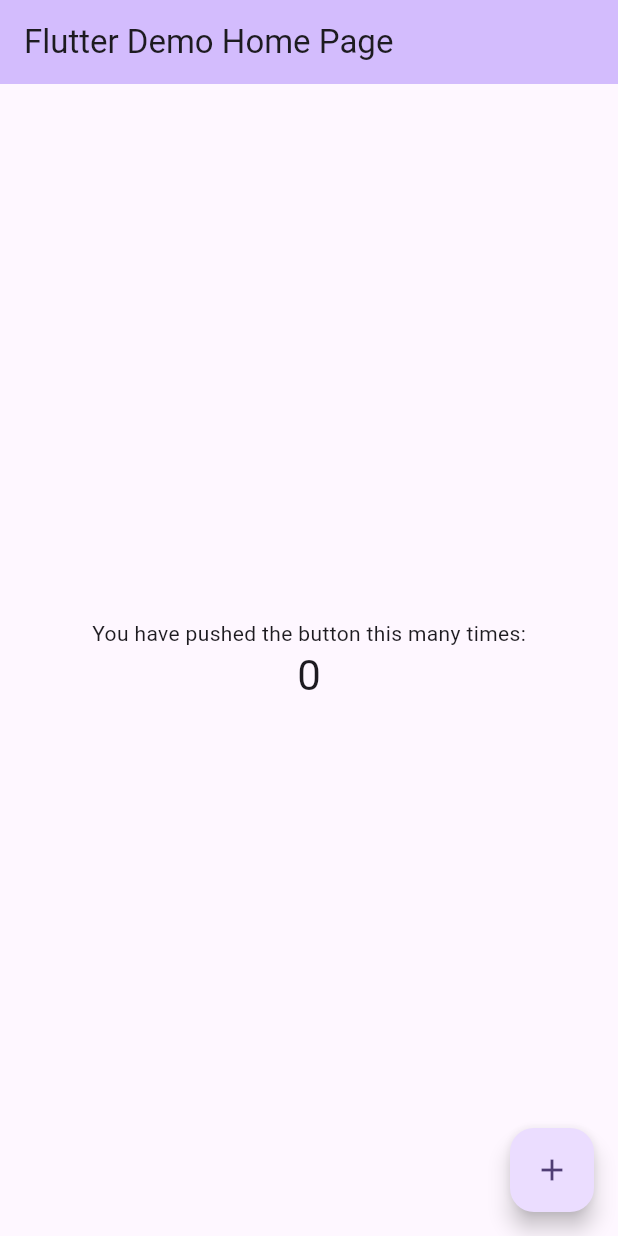
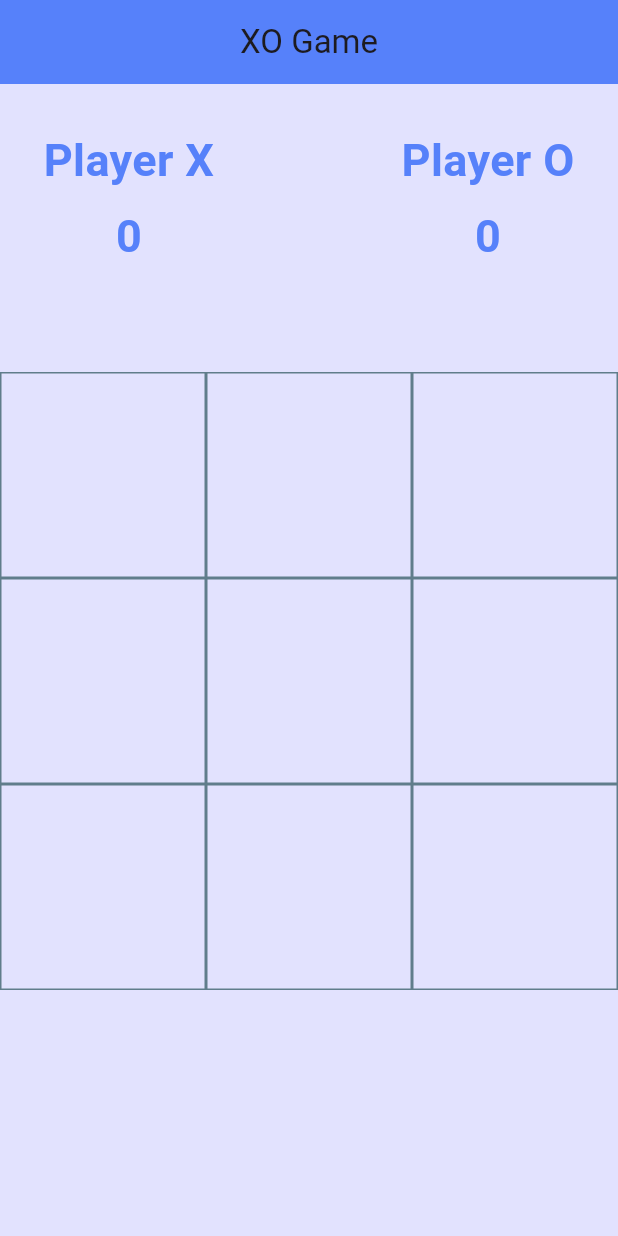
Before and after one commit to vepraaa/xovepra, a Flutter app: the screen it shows after launch, on a phone screen of 412 x 824 dp. Run offline on Flutter 3.47's test engine with Material 3 defaults, Android fonts, the light colour scheme and no system bars.

Commit message:
молюсь

```diff
--- a/lib/main.dart
+++ b/lib/main.dart
@@ -1,125 +1,229 @@
 import 'package:flutter/material.dart';
+import 'my_styles.dart';
 
 void main() {
-  runApp(const MyApp());
+  runApp(const XOGame());
 }
 
-class MyApp extends StatelessWidget {
-  const MyApp({super.key});
+class XOGame extends StatelessWidget {
+  const XOGame({super.key});
 
   // This widget is the root of your application.
   @override
+
   Widget build(BuildContext context) {
     return MaterialApp(
+      theme: ThemeData.light(),
       title: 'Flutter Demo',
-      theme: ThemeData(
-        // This is the theme of your application.
-        //
-        // TRY THIS: Try running your application with "flutter run". You'll see
-        // the application has a blue toolbar. Then, without quitting the app,
-        // try changing the seedColor in the colorScheme below to Colors.green
-        // and then invoke "hot reload" (save your changes or press the "hot
-        // reload" button in a Flutter-supported IDE, or press "r" if you used
-        // the command line to start the app).
-        //
-        // Notice that the counter didn't reset back to zero; the application
-        // state is not lost during the reload. To reset the state, use hot
-        // restart instead.
-        //
-        // This works for code too, not just values: Most code changes can be
-        // tested with just a hot reload.
-        colorScheme: ColorScheme.fromSeed(seedColor: Colors.deepPurple),
-        useMaterial3: true,
-      ),
-      home: const MyHomePage(title: 'Flutter Demo Home Page'),
+      home: const XOGamePage(title: 'XO GAME'),
+
     );
   }
 }
 
-class MyHomePage extends StatefulWidget {
-  const MyHomePage({super.key, required this.title});
-
-  // This widget is the home page of your application. It is stateful, meaning
-  // that it has a State object (defined below) that contains fields that affect
-  // how it looks.
-
-  // This class is the configuration for the state. It holds the values (in this
-  // case the title) provided by the parent (in this case the App widget) and
-  // used by the build method of the State. Fields in a Widget subclass are
-  // always marked "final".
+class XOGamePage extends StatefulWidget {
+  const XOGamePage({super.key, required this.title});
 
   final String title;
 
   @override
-  State<MyHomePage> createState() => _MyHomePageState();
+  State<XOGamePage> createState() => _XOGamePageState();
 }
 
-class _MyHomePageState extends State<MyHomePage> {
-  int _counter = 0;
+class _XOGamePageState extends State<XOGamePage> {
+  bool isTurn = true;
+  int oScore = 0;
+  int xScore = 0;
+  int count = 0;
 
-  void _incrementCounter() {
-    setState(() {
-      // This call to setState tells the Flutter framework that something has
-      // changed in this State, which causes it to rerun the build method below
-      // so that the display can reflect the updated values. If we changed
-      // _counter without calling setState(), then the build method would not be
-      // called again, and so nothing would appear to happen.
-      _counter++;
-    });
-  }
+  List<String> changeXO = [
+    '',
+    '',
+    '',
+    '',
+    '',
+    '',
+    '',
+    '',
+    '',
+  ];
 
   @override
   Widget build(BuildContext context) {
-    // This method is rerun every time setState is called, for instance as done
-    // by the _incrementCounter method above.
-    //
-    // The Flutter framework has been optimized to make rerunning build methods
-    // fast, so that you can just rebuild anything that needs updating rather
-    // than having to individually change instances of widgets.
     return Scaffold(
-      appBar: AppBar(
-        // TRY THIS: Try changing the color here to a specific color (to
-        // Colors.amber, perhaps?) and trigger a hot reload to see the AppBar
-        // change color while the other colors stay the same.
-        backgroundColor: Theme.of(context).colorScheme.inversePrimary,
-        // Here we take the value from the MyHomePage object that was created by
-        // the App.build method, and use it to set our appbar title.
-        title: Text(widget.title),
-      ),
-      body: Center(
-        // Center is a layout widget. It takes a single child and positions it
-        // in the middle of the parent.
-        child: Column(
-          // Column is also a layout widget. It takes a list of children and
-          // arranges them vertically. By default, it sizes itself to fit its
-          // children horizontally, and tries to be as tall as its parent.
-          //
-          // Column has various properties to control how it sizes itself and
-          // how it positions its children. Here we use mainAxisAlignment to
-          // center the children vertically; the main axis here is the vertical
-          // axis because Columns are vertical (the cross axis would be
-          // horizontal).
-          //
-          // TRY THIS: Invoke "debug painting" (choose the "Toggle Debug Paint"
-          // action in the IDE, or press "p" in the console), to see the
-          // wireframe for each widget.
-          mainAxisAlignment: MainAxisAlignment.center,
-          children: <Widget>[
-            const Text(
-              'You have pushed the button this many times:',
-            ),
-            Text(
-              '$_counter',
-              style: Theme.of(context).textTheme.headlineMedium,
-            ),
+        appBar: AppBar(
+          title: const Text('XO Game'),
+          centerTitle: true,
+          backgroundColor: Color.fromARGB(255, 86, 129, 250),
+        ),
+        backgroundColor: Color.fromARGB(243, 225, 225, 254),
+        body: Column(
+          children: [
+            Expanded(
+                child: Padding(
+              padding: const EdgeInsets.all(25.0),
+              child: Row(
+                mainAxisAlignment: MainAxisAlignment.spaceBetween,
+                children: [
+                  Column(
+                    children: [
+                      const Padding(
+                        padding: EdgeInsets.all(4.0),
+                        child: Text(
+                          'Player Х',
+                          style: txtStyle,
+                        ),
+                      ),
+                      Padding(
+                        padding: const EdgeInsets.all(4.0),
+                        child: Text(
+                          xScore.toString(),
+                          style: txtStyle,
+                        ),
+                      )
+                    ],
+                  ),
+                  Column(
+                    children: [
+                      const Padding(
+                        padding: EdgeInsets.all(4.0),
+                        child: Text(
+                          'Player О',
+                          style: txtStyle,
+                        ),
+                      ),
+                      Padding(
+                        padding: const EdgeInsets.all(4.0),
+                        child: Text(
+                          oScore.toString(),
+                          style: txtStyle,
+                        ),
+                      )
+                    ],
+                  )
+                ],
+              ),
+            )),
+            Expanded(
+                flex: 3,
+                child: GridView.builder(
+                    itemCount: changeXO.length,
+                    gridDelegate:
+                        const SliverGridDelegateWithFixedCrossAxisCount(
+                            crossAxisCount: 3),
+                    itemBuilder: (BuildContext ctx, int index) {
+                      return GestureDetector(
+                        onTap: () => _setXorO(index),
+                        child: Container(
+                          decoration: BoxDecoration(
+                              border: Border.all(color: Colors.blueGrey)),
+                          child: Center(
+                              child: Text(
+                            changeXO[index],
+                            style: xoStyle,
+                          )),
+                        ),
+                      );
+                    })),
           ],
-        ),
-      ),
-      floatingActionButton: FloatingActionButton(
-        onPressed: _incrementCounter,
-        tooltip: 'Increment',
-        child: const Icon(Icons.add),
-      ), // This trailing comma makes auto-formatting nicer for build methods.
-    );
+        ));
+  }
+
+  void _setXorO(int i) {
+    if (isTurn && changeXO[i] == '') {
+      setState(() {
+        changeXO[i] = 'o';
+        isTurn = !isTurn;
+      });
+    } else if (!isTurn && changeXO[i] == '') {
+      setState(() {
+        changeXO[i] = 'x';
+        isTurn = !isTurn;
+      });
+    }
+
+    count++;
+    _checkWinner();
+  }
+
+  void _checkWinner() {
+    if (changeXO[0] == changeXO[1] &&
+        changeXO[0] == changeXO[2] &&
+        changeXO[0] != '') {
+      _showDialog(winner: changeXO[0]);
+    }
+    if (changeXO[3] == changeXO[4] &&
+        changeXO[3] == changeXO[5] &&
+        changeXO[3] != '') {
+      _showDialog(winner: changeXO[3]);
+    }
+    if (changeXO[6] == changeXO[7] &&
+        changeXO[6] == changeXO[8] &&
+        changeXO[6] != '') {
+      _showDialog(winner: changeXO[6]);
+    }
+    if (changeXO[0] == changeXO[3] &&
+        changeXO[0] == changeXO[6] &&
+        changeXO[0] != '') {
+      _showDialog(winner: changeXO[0]);
+    }
+    if (changeXO[1] == changeXO[4] &&
+        changeXO[1] == changeXO[7] &&
+        changeXO[1] != '') {
+      _showDialog(winner: changeXO[1]);
+    }
+    if (changeXO[2] == changeXO[5] &&
+        changeXO[2] == changeXO[8] &&
+        changeXO[2] != '') {
+      _showDialog(winner: changeXO[2]);
+    }
+    if (changeXO[0] == changeXO[4] &&
+        changeXO[0] == changeXO[8] &&
+        changeXO[0] != '') {
+      _showDialog(winner: changeXO[0]);
+    }
+    if (changeXO[2] == changeXO[4] &&
+        changeXO[2] == changeXO[6] &&
+        changeXO[2] != '') {
+      _showDialog(winner: changeXO[2]);
+    }
+
+    if (count == 9) {
+      _showDialog(winnerExist: false);
+      _clearBoard();
+    }
+  }
+
+  void _showDialog({String winner = '', bool winnerExist = true}) {
+    showDialog(
+        context: context,
+        builder: (context) {
+          return AlertDialog(
+            title: Text(winnerExist ? 'Победитель: $winner' : 'Нет победителя'),
+            actions: [
+              TextButton(
+                  onPressed: () => Navigator.of(context).pop(),
+                  child: const Text('Играть ещё раз!'))
+            ],
+          );
+        });
+    count = 0;
+    _clearBoard();
+
+    if (winner == 'o') {
+      setState(() {
+        oScore++;
+      });
+    } else if (winner == 'x') {
+      setState(() {
+        xScore++;
+      });
+    }
+  }
+
+  void _clearBoard() {
+    for (int i = 0; i < 9; i++) {
+      changeXO[i] = '';
+    }
   }
 }
--- /dev/null
+++ b/lib/my_styles.dart
@@ -0,0 +1,7 @@
+import 'package:flutter/material.dart';
+
+const TextStyle xoStyle =
+    TextStyle(fontWeight: FontWeight.bold, fontSize: 50.0, color: Color.fromARGB(255, 86, 129, 250));
+
+const TextStyle txtStyle = TextStyle(
+    fontWeight: FontWeight.bold, fontSize: 30.0, color: Color.fromARGB(255, 86, 129, 250));
--- a/pubspec.yaml
+++ b/pubspec.yaml
@@ -35,6 +35,7 @@ dependencies:
   # The following adds the Cupertino Icons font to your application.
   # Use with the CupertinoIcons class for iOS style icons.
   cupertino_icons: ^1.0.2
+  get_cli: ^1.8.4
 
 dev_dependencies:
   flutter_test:
```
Also changed, not shown: pubspec.lock, 2 other files.
